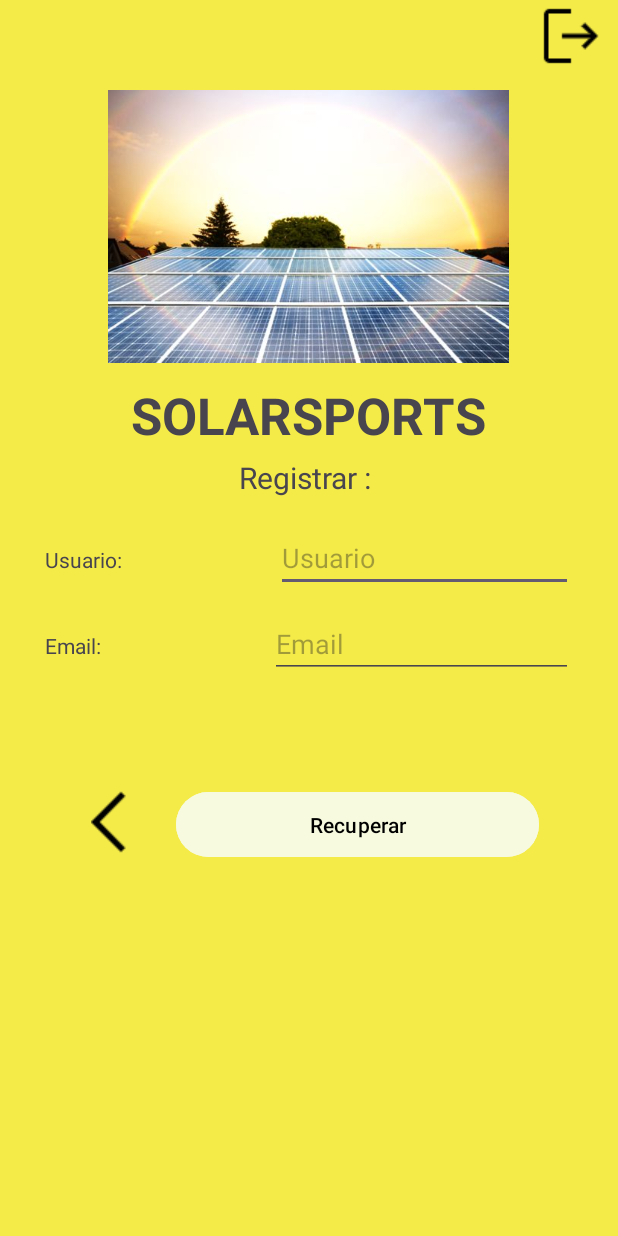
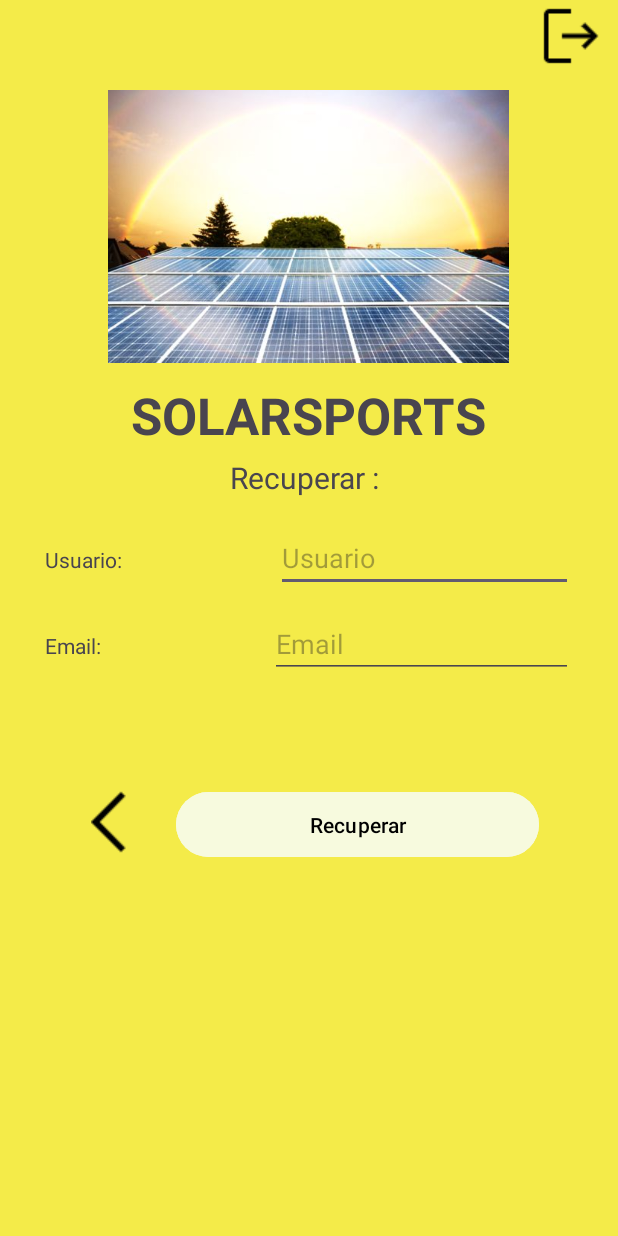
Before and after one commit to victormican/SolarSports, an Android app: the Recuperar screen opened directly, with no data from a screen before it, on a phone screen of 412 x 824 dp. Run offline under Robolectric (Android 15) with nearby library versions, the light colour scheme and no system bars.

Commit message:
Version 1.0.5 Interacciones Registrar y Recuperar

```diff
--- a/app/src/main/java/com/example/solarsports/LoginActivity.java
+++ b/app/src/main/java/com/example/solarsports/LoginActivity.java
@@ -18,6 +18,7 @@ public class LoginActivity extends AppCompatActivity {
     protected void onCreate(Bundle savedInstanceState) {
         super.onCreate(savedInstanceState);
         setContentView(R.layout.activity_login);
+
         login = findViewById(R.id.btnIngresar);
         registrarse = findViewById(R.id.textViewRegistrar);
         recuperar = findViewById(R.id.textViewRecuperar);
--- a/app/src/main/java/com/example/solarsports/Recuperar.java
+++ b/app/src/main/java/com/example/solarsports/Recuperar.java
@@ -2,13 +2,50 @@ package com.example.solarsports;
 
 import androidx.appcompat.app.AppCompatActivity;
 
+import android.content.Intent;
 import android.os.Bundle;
+import android.view.View;
+import android.widget.Button;
+import android.widget.ImageView;
 
 public class Recuperar extends AppCompatActivity {
 
+    ImageView ImageViewBack;
+    ImageView ImageViewExit;
+    Button recuperar;
     @Override
     protected void onCreate(Bundle savedInstanceState) {
         super.onCreate(savedInstanceState);
         setContentView(R.layout.activity_recuperar);
+        recuperar = findViewById(R.id.btnRecuperar);
+        ImageViewBack = findViewById(R.id.imageViewBack);
+        ImageViewExit = findViewById(R.id.imageViewExit);
+        Intent recuperarView = new Intent(this, LoginActivity.class);
+        Intent backView = new Intent(this, LoginActivity.class);
+        Intent exitView = new Intent(this, LoginActivity.class);
+
+        recuperar.setOnClickListener(new View.OnClickListener() {
+
+            @Override
+            public void onClick(View v) {
+                startActivity(recuperarView);
+            }
+        });
+
+        ImageViewBack.setOnClickListener(new View.OnClickListener() {
+
+            @Override
+            public void onClick(View v) {
+                startActivity(backView);
+            }
+        });
+
+        ImageViewExit.setOnClickListener(new View.OnClickListener() {
+
+            @Override
+            public void onClick(View v) {
+                startActivity(exitView);
+            }
+        });
     }
 }
--- a/app/src/main/res/layout/activity_recuperar.xml
+++ b/app/src/main/res/layout/activity_recuperar.xml
@@ -9,6 +9,10 @@
     android:orientation="vertical"
     android:paddingBottom="12dp"
     tools:context=".Recuperar">
+
+    <Space
+        android:layout_width="wrap_content"
+        android:layout_height="wrap_content" />
 
     <LinearLayout
         android:layout_width="wrap_content"
@@ -46,7 +50,7 @@
         android:layout_width="wrap_content"
         android:layout_height="wrap_content"
         android:paddingBottom="5dp"
-        android:text="Registrar : "
+        android:text="Recuperar : "
         android:textSize="20sp" />
 
     <LinearLayout
```
Also changed, not shown: app/src/main/java/com/example/solarsports/Registrar.java (+35 -4 lines).
